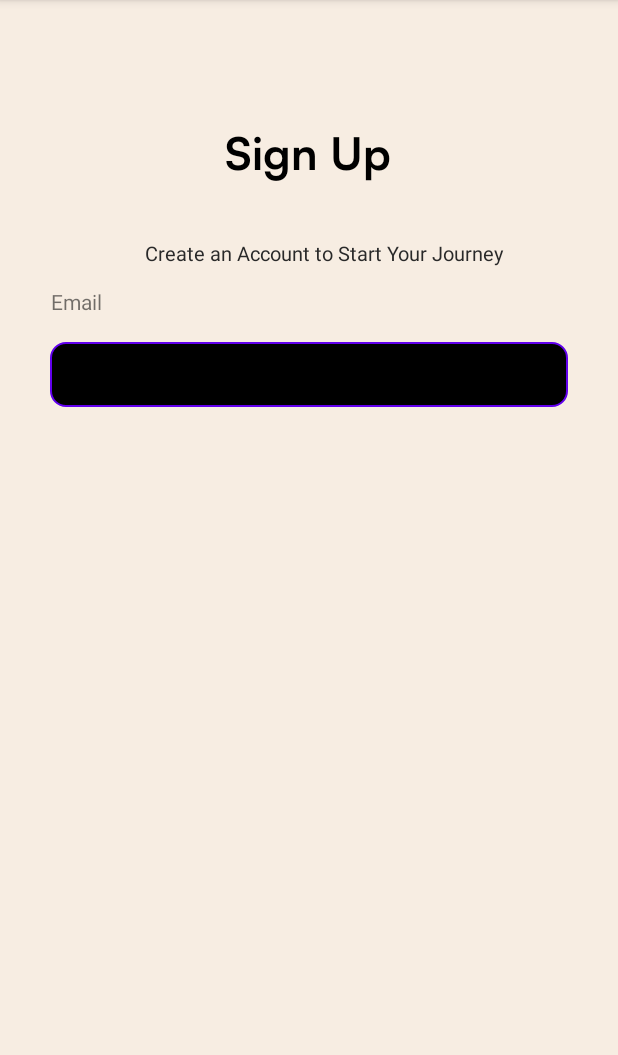
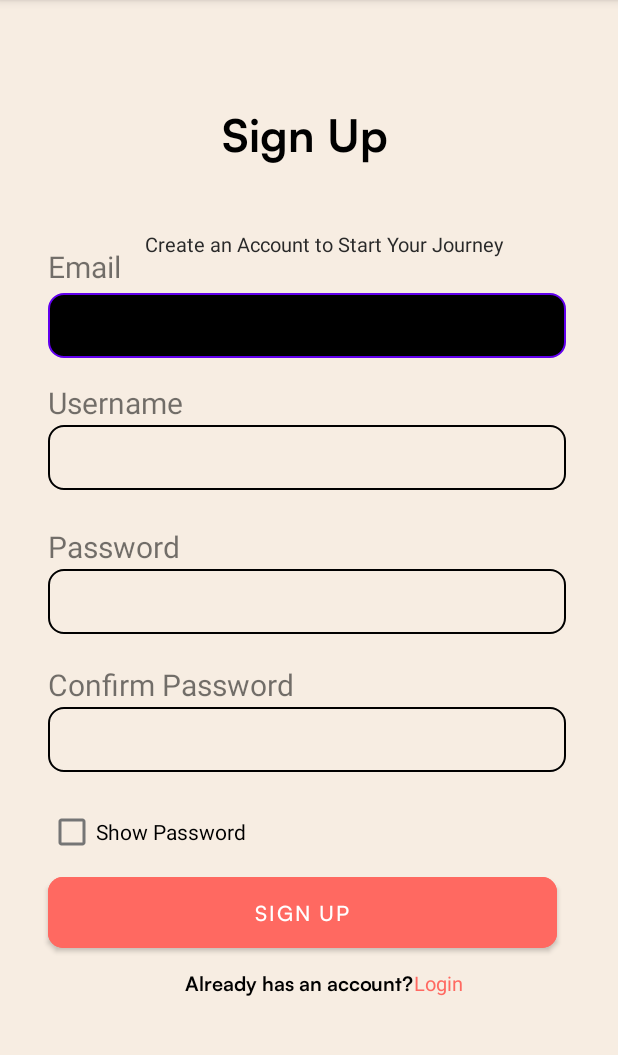
Before and after one commit to LeonAlvarezz/Rendezvous, an Android app: the register screen opened directly, with no data from a screen before it, on a phone screen of 412 x 824 dp, the part 84-1139 px from its top. Run offline under Robolectric (Android 15) with nearby library versions, the phone set to English and light mode, and no system bars.

Commit message:
register

```diff
--- a/app/src/main/res/layout/activity_register.xml
+++ b/app/src/main/res/layout/activity_register.xml
@@ -11,8 +11,8 @@
         android:id="@+id/textView"
         android:layout_width="wrap_content"
         android:layout_height="wrap_content"
-        android:layout_marginStart="150dp"
-        android:layout_marginTop="80dp"
+        android:layout_marginStart="148dp"
+        android:layout_marginTop="68dp"
         android:fontFamily="@font/satoshibold"
         android:text="Sign Up"
         android:textColor="#000000"
@@ -36,26 +36,142 @@
         app:layout_constraintStart_toStartOf="parent"
         app:layout_constraintTop_toBottomOf="@+id/textView" />
 
+    <EditText
+        android:id="@+id/editTextTextPersonName2"
+        android:layout_width="345dp"
+        android:layout_height="43dp"
+        android:layout_marginStart="32dp"
+        android:layout_marginTop="4dp"
+        android:background="@drawable/custom_input"
+        android:ems="10"
+        android:inputType="textPersonName"
+        app:layout_constraintStart_toStartOf="parent"
+        app:layout_constraintTop_toBottomOf="@+id/textView3" />
+
+    <TextView
+        android:id="@+id/textView4"
+        android:layout_width="wrap_content"
+        android:layout_height="wrap_content"
+        android:layout_marginStart="32dp"
+        android:layout_marginTop="16dp"
+        android:text="Username"
+        android:textSize="20dp"
+        app:layout_constraintStart_toStartOf="parent"
+        app:layout_constraintTop_toBottomOf="@+id/editTextTextPersonName2" />
+
+    <EditText
+        android:id="@+id/editTextTextPersonName3"
+        android:layout_width="345dp"
+        android:layout_height="43dp"
+        android:layout_marginStart="32dp"
+        android:layout_marginTop="92dp"
+        android:background="@drawable/custom_input"
+        android:ems="10"
+        android:inputType="textPersonName"
+        app:layout_constraintStart_toStartOf="parent"
+        app:layout_constraintTop_toBottomOf="@+id/textView3" />
+
+    <TextView
+        android:id="@+id/textView5"
+        android:layout_width="wrap_content"
+        android:layout_height="wrap_content"
+        android:layout_marginStart="32dp"
+        android:layout_marginTop="24dp"
+        android:text="Password"
+        android:textSize="20dp"
+        app:layout_constraintStart_toStartOf="parent"
+        app:layout_constraintTop_toBottomOf="@+id/editTextTextPersonName3" />
+
+    <EditText
+        android:id="@+id/editTextTextPersonName"
+        android:layout_width="345dp"
+        android:layout_height="43dp"
+        android:layout_marginStart="32dp"
+        android:layout_marginTop="188dp"
+        android:background="@drawable/custom_input"
+        android:ems="10"
+        android:inputType="textPersonName"
+        app:layout_constraintStart_toStartOf="parent"
+        app:layout_constraintTop_toBottomOf="@+id/textView3" />
+
+    <TextView
+        android:id="@+id/textView6"
+        android:layout_width="wrap_content"
+        android:layout_height="wrap_content"
+        android:layout_marginStart="32dp"
+        android:layout_marginTop="20dp"
+        android:text="Confirm Password"
+        android:textSize="20dp"
+        app:layout_constraintStart_toStartOf="parent"
+        app:layout_constraintTop_toBottomOf="@+id/editTextTextPersonName" />
+
+    <EditText
+        android:id="@+id/editTextTextPersonName4"
+        android:layout_width="345dp"
+        android:layout_height="43dp"
+        android:layout_marginStart="32dp"
+        android:layout_marginTop="280dp"
+        android:background="@drawable/custom_input"
+        android:ems="10"
+        android:inputType="textPersonName"
+        app:layout_constraintStart_toStartOf="parent"
+        app:layout_constraintTop_toBottomOf="@+id/textView3" />
+
+    <CheckBox
+        android:id="@+id/checkBox"
+        android:layout_width="wrap_content"
+        android:layout_height="wrap_content"
+        android:layout_marginStart="32dp"
+        android:layout_marginTop="16dp"
+        android:text="Show Password"
+        app:layout_constraintStart_toStartOf="parent"
+        app:layout_constraintTop_toBottomOf="@+id/editTextTextPersonName4" />
+
     <TextView
         android:id="@+id/textView3"
         android:layout_width="wrap_content"
         android:layout_height="wrap_content"
-        android:layout_marginStart="34dp"
-        android:layout_marginTop="191dp"
+        android:layout_marginStart="32dp"
+        android:layout_marginTop="164dp"
         android:text="Email"
+        android:textSize="20dp"
         app:layout_constraintStart_toStartOf="parent"
         app:layout_constraintTop_toTopOf="parent" />
 
-    <EditText
-        android:id="@+id/editTextTextPersonName2"
-        android:layout_width="345dp"
-        android:layout_height="43dp"
-        android:layout_marginStart="33dp"
-        android:layout_marginTop="17dp"
-        android:ems="10"
-        android:background="@drawable/custom_input"
-        android:inputType="textPersonName"
+    <Button
+        android:id="@+id/button2"
+        android:layout_width="339dp"
+        android:layout_height="59dp"
+        android:backgroundTint="#FF6961"
+        android:layout_marginStart="32dp"
+        android:fontFamily="@font/satoshimedium"
+        android:text="Sign Up"
+        app:cornerRadius="10dp"
         app:layout_constraintStart_toStartOf="parent"
-        app:layout_constraintTop_toBottomOf="@+id/textView3" />
+        app:layout_constraintTop_toBottomOf="@+id/checkBox" />
+
+    <TextView
+        android:id="@+id/textView7"
+        android:layout_width="wrap_content"
+        android:layout_height="wrap_content"
+        android:layout_marginStart="120dp"
+        android:layout_marginTop="8dp"
+        android:fontFamily="@font/satoshibold"
+        android:text=" Already has an account?"
+        android:textColor="#000000"
+        android:textSize="13dp"
+        app:layout_constraintStart_toStartOf="parent"
+        app:layout_constraintTop_toBottomOf="@+id/button2" />
+
+    <TextView
+        android:id="@+id/textView8"
+        android:layout_width="wrap_content"
+        android:layout_height="wrap_content"
+        android:layout_marginTop="8dp"
+        android:text="Login"
+        android:textColor="#FF6961"
+        android:textSize="13dp"
+        app:layout_constraintStart_toEndOf="@+id/textView7"
+        app:layout_constraintTop_toBottomOf="@+id/button2" />
 
 </androidx.constraintlayout.widget.ConstraintLayout>
```
